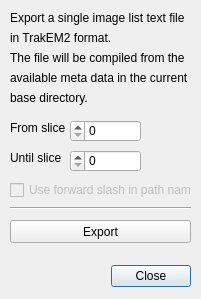
Qt form gui/export_dlg.ui (SBEMimage/SBEMimage) before a commit.
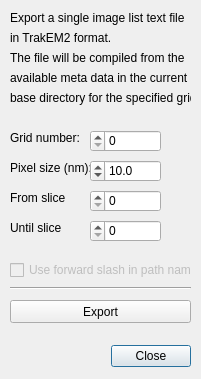
The same form after that commit.

Commit message:
feat: add grid number and pixel size to export dialog options
Pixel size is used to calculate tile positions in units of pixels.

```diff
--- a/gui/export_dlg.ui
+++ b/gui/export_dlg.ui
@@ -10,7 +10,7 @@
     <x>0</x>
     <y>0</y>
     <width>201</width>
-    <height>299</height>
+    <height>379</height>
    </rect>
   </property>
   <property name="sizePolicy">
@@ -29,7 +29,7 @@
    <property name="geometry">
     <rect>
      <x>20</x>
-     <y>260</y>
+     <y>340</y>
      <width>171</width>
      <height>32</height>
     </rect>
@@ -51,7 +51,7 @@
    <property name="geometry">
     <rect>
      <x>10</x>
-     <y>200</y>
+     <y>280</y>
      <width>181</width>
      <height>16</height>
     </rect>
@@ -64,7 +64,7 @@
    <property name="geometry">
     <rect>
      <x>10</x>
-     <y>220</y>
+     <y>300</y>
      <width>181</width>
      <height>23</height>
     </rect>
@@ -80,7 +80,7 @@
    <property name="geometry">
     <rect>
      <x>10</x>
-     <y>180</y>
+     <y>260</y>
      <width>181</width>
      <height>20</height>
     </rect>
@@ -127,8 +127,8 @@
   <widget class="QSpinBox" name="spinBox_fromSlice">
    <property name="geometry">
     <rect>
-     <x>70</x>
-     <y>120</y>
+     <x>90</x>
+     <y>190</y>
      <width>71</width>
      <height>22</height>
     </rect>
@@ -140,8 +140,8 @@
   <widget class="QSpinBox" name="spinBox_untilSlice">
    <property name="geometry">
     <rect>
-     <x>70</x>
-     <y>150</y>
+     <x>90</x>
+     <y>220</y>
      <width>71</width>
      <height>22</height>
     </rect>
@@ -154,7 +154,7 @@
    <property name="geometry">
     <rect>
      <x>10</x>
-     <y>120</y>
+     <y>190</y>
      <width>61</width>
      <height>16</height>
     </rect>
@@ -167,7 +167,7 @@
    <property name="geometry">
     <rect>
      <x>10</x>
-     <y>150</y>
+     <y>220</y>
      <width>51</width>
      <height>16</height>
     </rect>
@@ -207,12 +207,73 @@
     <rect>
      <x>10</x>
      <y>90</y>
-     <width>131</width>
+     <width>181</width>
      <height>16</height>
     </rect>
    </property>
    <property name="text">
-    <string>base directory.</string>
+    <string>base directory for the specified grid.</string>
+   </property>
+  </widget>
+  <widget class="QLabel" name="label_8">
+   <property name="geometry">
+    <rect>
+     <x>10</x>
+     <y>130</y>
+     <width>71</width>
+     <height>16</height>
+    </rect>
+   </property>
+   <property name="text">
+    <string>Grid number:</string>
+   </property>
+  </widget>
+  <widget class="QSpinBox" name="spinBox_gridNumber">
+   <property name="geometry">
+    <rect>
+     <x>90</x>
+     <y>130</y>
+     <width>71</width>
+     <height>22</height>
+    </rect>
+   </property>
+   <property name="maximum">
+    <number>99999</number>
+   </property>
+  </widget>
+  <widget class="QLabel" name="label_9">
+   <property name="geometry">
+    <rect>
+     <x>10</x>
+     <y>160</y>
+     <width>81</width>
+     <height>16</height>
+    </rect>
+   </property>
+   <property name="text">
+    <string>Pixel size (nm):</string>
+   </property>
+  </widget>
+  <widget class="QDoubleSpinBox" name="doubleSpinBox_pixelSize">
+   <property name="geometry">
+    <rect>
+     <x>90</x>
+     <y>160</y>
+     <width>71</width>
+     <height>22</height>
+    </rect>
+   </property>
+   <property name="decimals">
+    <number>1</number>
+   </property>
+   <property name="minimum">
+    <double>1.000000000000000</double>
+   </property>
+   <property name="maximum">
+    <double>10000.000000000000000</double>
+   </property>
+   <property name="value">
+    <double>10.000000000000000</double>
    </property>
   </widget>
  </widget>
```
The commit also changes 1 other file.
